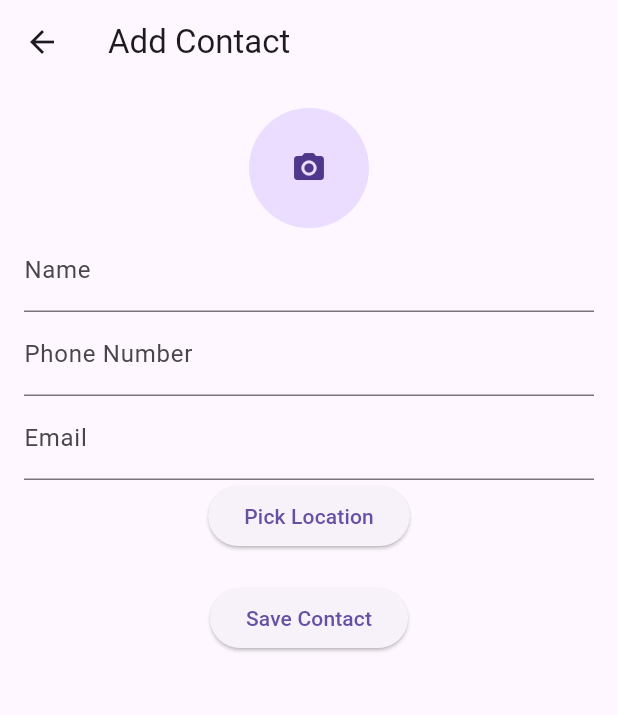
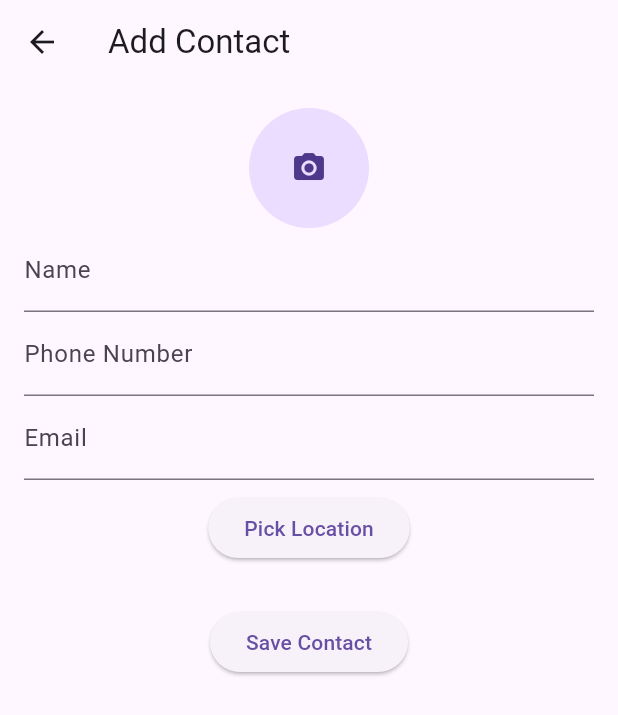
Before and after one commit to WALKER-ALEN/Contact-App, a Flutter app: the screen it shows after launch, after a tap on the "add" icon, on a phone screen of 412 x 824 dp. Shown: the top 715 px of the screen. Run offline on Flutter 3.47's test engine with Material 3 defaults, Android fonts, the phone set to English and light mode, and no system bars; our stand-ins replace flutter_riverpod, google_maps_flutter, image_picker, permission_handler.

Commit message:
updated project

```diff
--- a/lib/view/contactlistscreen.dart
+++ b/lib/view/contactlistscreen.dart
@@ -20,6 +20,19 @@ class ContactListScreen extends ConsumerWidget {
             icon: ref.watch(themeProvider)
                 ? const Icon(Icons.sunny)
                 : const Icon(Icons.dark_mode)),
+        actions: [
+          // IconButton(
+          // onPressed: () {
+          PopupMenuButton(
+            itemBuilder: (context) => [
+              PopupMenuItem(child: Text('Settings')),
+              PopupMenuItem(child: Text('Help')),
+              PopupMenuItem(child: Text('About')),
+            ],
+          )
+          // },
+          // icon: Icon(Icons.more_vert))
+        ],
       ),
       body: contacts.isEmpty
           ? Center(
--- a/lib/view/widgets/contactformscreen.dart
+++ b/lib/view/widgets/contactformscreen.dart
@@ -52,10 +52,10 @@ class _ContactFormScreenState extends ConsumerState<ContactFormScreen> {
       );
 
       if (widget.index != null) {
-
-        ref.read(contactsProvider.notifier).updateContact(widget.index!, contact);
+        ref
+            .read(contactsProvider.notifier)
+            .updateContact(widget.index!, contact);
       } else {
-
         ref.read(contactsProvider.notifier).addContact(contact);
       }
 
@@ -85,7 +85,8 @@ class _ContactFormScreenState extends ConsumerState<ContactFormScreen> {
                   },
                   child: CircleAvatar(
                     radius: 40,
-                    backgroundImage: _image != null ? MemoryImage(_image!) : null,
+                    backgroundImage:
+                        _image != null ? MemoryImage(_image!) : null,
                     child: _image == null ? Icon(Icons.camera_alt) : null,
                   ),
                 ),
@@ -93,21 +94,26 @@ class _ContactFormScreenState extends ConsumerState<ContactFormScreen> {
                   initialValue: _name,
                   decoration: InputDecoration(labelText: 'Name'),
                   onSaved: (value) => _name = value!,
-                  validator: (value) => value!.isEmpty ? 'Please enter a name' : null,
+                  validator: (value) =>
+                      value!.isEmpty ? 'Please enter a name' : null,
                 ),
                 TextFormField(
                   initialValue: _phoneNumber,
                   decoration: InputDecoration(labelText: 'Phone Number'),
                   onSaved: (value) => _phoneNumber = value!,
-                  validator: (value) => value!.isEmpty ? 'Please enter a phone number' : null,
+                  validator: (value) =>
+                      value!.isEmpty ? 'Please enter a phone number' : null,
                 ),
                 TextFormField(
                   initialValue: _email,
                   decoration: InputDecoration(labelText: 'Email'),
                   onSaved: (value) => _email = value!,
-                  validator: (value) => value!.isEmpty ? 'Please enter an email' : null,
+                  validator: (value) =>
+                      value!.isEmpty ? 'Please enter an email' : null,
                 ),
-                ElevatedButton(
+                Padding(
+                  padding: const EdgeInsets.all(8.0),
+                  child: ElevatedButton(
                     onPressed: () {
                       Navigator.of(context).push(
                         MaterialPageRoute(
@@ -124,6 +130,7 @@ class _ContactFormScreenState extends ConsumerState<ContactFormScreen> {
                     },
                     child: Text('Pick Location'),
                   ),
+                ),
                 SizedBox(height: 20),
                 ElevatedButton(
                   onPressed: _saveContact,
--- a/lib/view/widgets/googlemap_screen.dart
+++ b/lib/view/widgets/googlemap_screen.dart
@@ -15,7 +15,6 @@ class MapScreen extends StatefulWidget {
 class _MapScreenState extends State<MapScreen> {
   GoogleMapController? _mapController;
   LatLng? _pickedLocation;
-
   @override
   void initState() {
     super.initState();
@@ -24,8 +23,8 @@ class _MapScreenState extends State<MapScreen> {
 
   Future<void> _checkLocationPermission() async {
     final isGranted = await requestLocationPermission();
-    if (!isGranted){
-       openAppSettings();
+    if (!isGranted) {
+      openAppSettings();
       Navigator.of(context).pop();
     }
   }
```
Also changed, not shown: lib/view/widgets/contactcard.dart (+6 -2 lines). Lines whose indentation alone changed are shown as unchanged.
